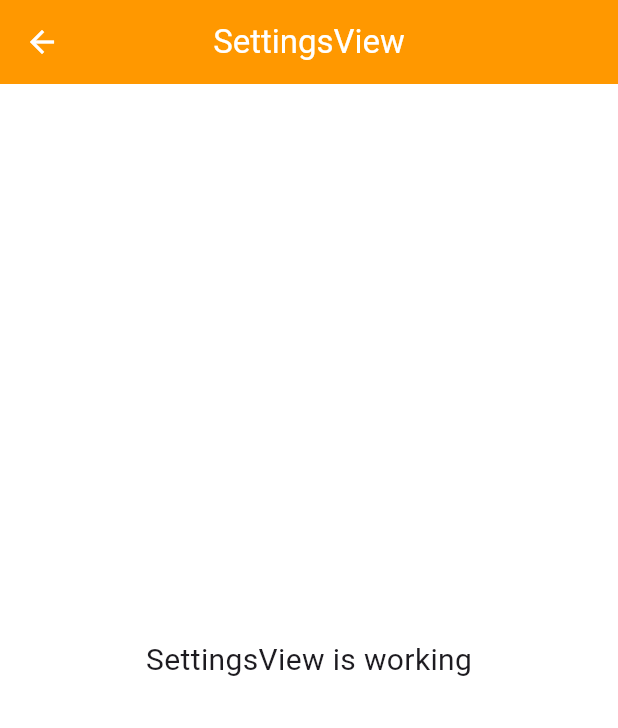
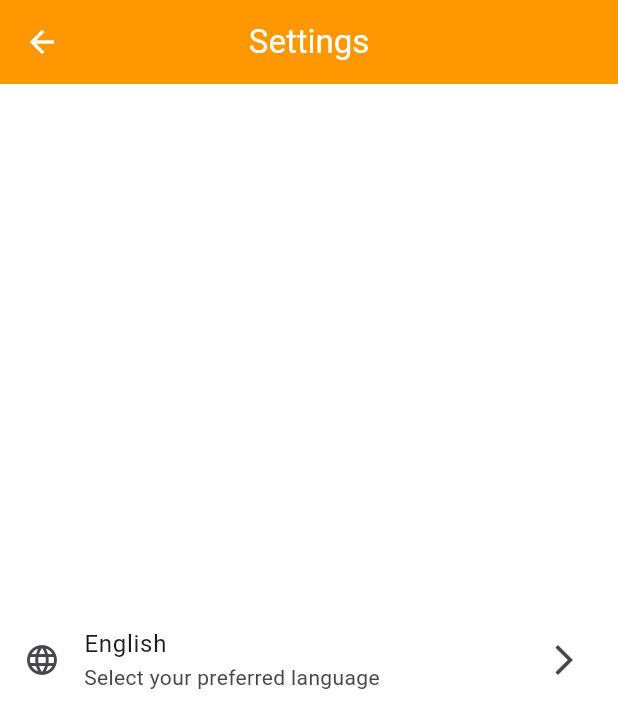
Before and after one commit to omar11698/getx_template, a Flutter app: the SettingsView screen opened by its route, on a phone screen of 412 x 824 dp. Shown: the top 728 px of the screen. Run offline on Flutter 3.47's test engine with Material 3 defaults, Android fonts, the phone set to English and light mode, and no system bars; our stand-ins replace dio, get; missing offline and left inert: talker_dio_logger.

Commit message:
adding the strings keys file to the template

```diff
--- a/analysis_options.yaml
+++ b/analysis_options.yaml
@@ -7,6 +7,9 @@
 
 # The following line activates a set of recommended lints for Flutter apps,
 # packages, and plugins designed to encourage good coding practices.
+analyzer:
+  errors:
+    constant_identifier_names: ignore
 include: package:flutter_lints/flutter.yaml
 
 linter:
--- a/lib/app/core/localization/ar_eg.dart
+++ b/lib/app/core/localization/ar_eg.dart
@@ -1,3 +1,17 @@
+import 'strings_keys.dart';
 final Map<String, String> arEG = {
-  'hello': 'مرحبا',
+ StringsKeys.HELLO: 'مرحبا',
+  StringsKeys.SETTINGS: 'الإعدادات',
+  StringsKeys.LANGUAGE: 'اللغة',
+  StringsKeys.SELECT_YOUR_PREFERRED_LANGUAGE: 'اختر لغتك المفضلة',
+  StringsKeys.LANGUAGE_CONFIRMATION_MESSAGE: 'هل أنت متأكد أنك تريد تغيير اللغة؟',
+  StringsKeys.LANGUAGE_CONFIRMATION_TITLE: 'تأكيد تغيير اللغة',
+  StringsKeys.CHANGE_LANGUAGE: 'تغيير اللغة',
+  StringsKeys.ENGLISH: 'الإنجليزية',
+  StringsKeys.ARABIC: 'العربية',
+  StringsKeys.SELECT_LANGUAGE: 'اختر اللغة',
+  StringsKeys.LANGUAGE_SETTINGS: 'إعدادات اللغة',
+  StringsKeys.LANGUAGE_CHANGED: 'تم تغيير اللغة',
+  StringsKeys.LANGUAGE_CHANGE_SUCCESS: 'تم تغيير اللغة بنجاح',
+  StringsKeys.LANGUAGE_CHANGE_FAILED: 'فشل تغيير اللغة',
 };
--- a/lib/app/core/localization/en_us.dart
+++ b/lib/app/core/localization/en_us.dart
@@ -1,3 +1,17 @@
+import 'package:getx_template/app/core/localization/strings_keys.dart';
+
 final Map<String, String> enUS = {
-  'hello': 'Hello',
+  StringsKeys.HELLO: 'Hello',
+  StringsKeys.SETTINGS: 'Settings',
+  StringsKeys.LANGUAGE: 'Language',
+  StringsKeys.SELECT_YOUR_PREFERRED_LANGUAGE: 'Select your preferred language',
+  StringsKeys.LANGUAGE_SETTINGS: 'Language Settings',
+  StringsKeys.LANGUAGE_CONFIRMATION_MESSAGE: 'Are you sure you want to change the language?',
+  StringsKeys.LANGUAGE_CONFIRMATION_TITLE: 'Language Confirmation',
+  StringsKeys.LANGUAGE_CHANGED: 'Language Changed',
+  StringsKeys.LANGUAGE_CHANGE_SUCCESS: 'Language changed successfully',
+  StringsKeys.LANGUAGE_CHANGE_FAILED: 'Failed to change language',
+  StringsKeys.CHANGE_LANGUAGE: 'Change Language',
+  StringsKeys.ENGLISH: 'English',
+  StringsKeys.ARABIC: 'Arabic',
 };
--- /dev/null
+++ b/lib/app/core/localization/strings_keys.dart
@@ -0,0 +1,16 @@
+abstract class StringsKeys {
+  static const String HELLO = 'hello';
+  static const String SETTINGS = 'settings';
+  static const String LANGUAGE = 'language';
+  static const String SELECT_LANGUAGE = 'select_language';
+  static const String CHANGE_LANGUAGE = 'change_language';
+  static const String ENGLISH = 'english';
+  static const String ARABIC = 'arabic';
+  static const String SELECT_YOUR_PREFERRED_LANGUAGE = 'select_your_preferred_language';
+  static const String LANGUAGE_CONFIRMATION_MESSAGE= 'language_confirmation_message';
+  static const String LANGUAGE_CONFIRMATION_TITLE = 'language_confirmation_title';
+  static const String LANGUAGE_SETTINGS = 'language_settings';
+  static const String LANGUAGE_CHANGED = 'language_changed';
+  static const String LANGUAGE_CHANGE_SUCCESS = 'language_change_success';
+  static const String LANGUAGE_CHANGE_FAILED = 'language_change_failed';
+}
--- a/lib/app/modules/settings/views/settings_view.dart
+++ b/lib/app/modules/settings/views/settings_view.dart
@@ -1,6 +1,7 @@
 import 'package:flutter/material.dart';
 
 import 'package:get/get.dart';
+import 'package:getx_template/app/core/localization/strings_keys.dart';
 
 import '../controllers/settings_controller.dart';
 
@@ -9,14 +10,59 @@ class SettingsView extends GetView<SettingsController> {
   @override
   Widget build(BuildContext context) {
     return Scaffold(
-      appBar: AppBar(
-        title: const Text('SettingsView'),
-        centerTitle: true,
-      ),
-      body: const Center(
-        child: Text(
-          'SettingsView is working',
-          style: TextStyle(fontSize: 20),
+      appBar: AppBar(title: Text(StringsKeys.SETTINGS.tr), centerTitle: true),
+      body: Center(
+        child: ListTile(
+          leading: Icon(Icons.language),
+          title: Text(StringsKeys.ENGLISH.tr),
+          subtitle: Text(StringsKeys.SELECT_YOUR_PREFERRED_LANGUAGE.tr),
+          trailing: Icon(Icons.arrow_forward_ios),
+          onTap: () {
+            // Handle language selection
+            if (Get.locale?.languageCode == 'ar') {
+              Get.defaultDialog(
+                title: StringsKeys.LANGUAGE_CONFIRMATION_TITLE.tr,
+                content: Text(StringsKeys.LANGUAGE_CONFIRMATION_MESSAGE.tr),
+                onConfirm: () {
+                  Get.back();
+                  controller.changeLanguague(const Locale('en', 'US'));
+                  Get.snackbar(
+                    StringsKeys.LANGUAGE_CHANGED.tr,
+                    StringsKeys.LANGUAGE_CHANGE_SUCCESS.tr,
+                    snackPosition: SnackPosition.BOTTOM,
+                    backgroundColor: Colors.green,
+                    colorText: Colors.white,
+                    duration: const Duration(seconds: 2),
+                  );
+                },
+                onCancel: () {
+                  Get.back();
+                },
+              );
+              // controller.changeLanguague(const Locale('en', 'US'));
+            } else {
+              // Change to Arabic
+              Get.defaultDialog(
+                title: StringsKeys.LANGUAGE_CONFIRMATION_TITLE.tr,
+                content: Text(StringsKeys.LANGUAGE_CHANGE_FAILED.tr),
+                onConfirm: () {
+                  Get.back();
+                  controller.changeLanguague(const Locale('ar', 'EG'));
+                  Get.snackbar(
+                    StringsKeys.LANGUAGE_CHANGED.tr,
+                    StringsKeys.LANGUAGE_CHANGE_SUCCESS.tr,
+                    snackPosition: SnackPosition.BOTTOM,
+                    backgroundColor: Colors.green,
+                    colorText: Colors.white,
+                    duration: const Duration(seconds: 2),
+                  );
+                },
+                onCancel: () {
+                  Get.back();
+                },
+              );
+            }
+          },
         ),
       ),
     );
--- a/lib/main.dart
+++ b/lib/main.dart
@@ -6,6 +6,9 @@ import 'package:getx_template/app/routes/app_pages.dart';
 
 
 void main() {
+  WidgetsFlutterBinding.ensureInitialized();
+  // Initialize any services or dependencies here if needed
+
   runApp(const MyApp());
 }
 
```
Also changed, not shown: lib/app/modules/settings/controllers/settings_controller.dart (+4 -18 lines).
